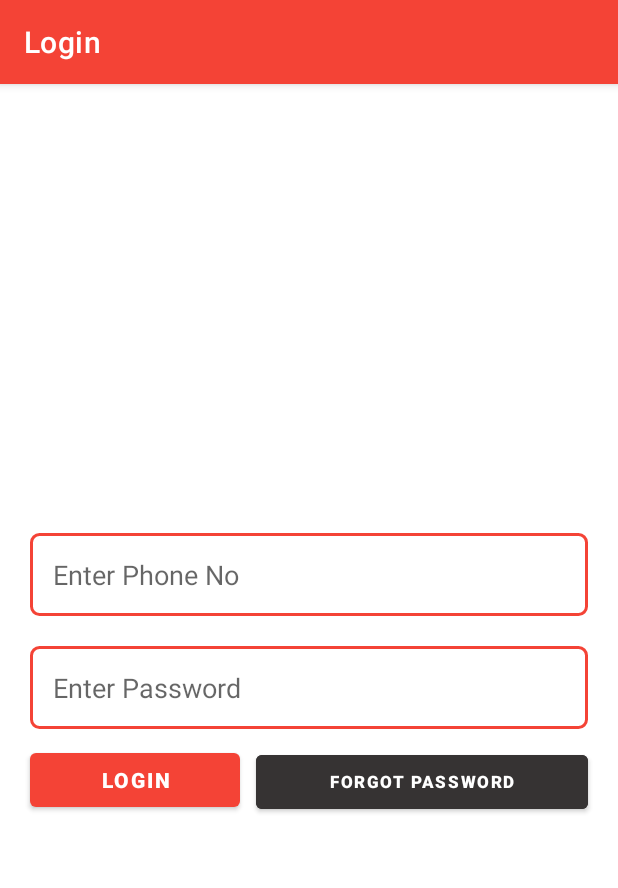
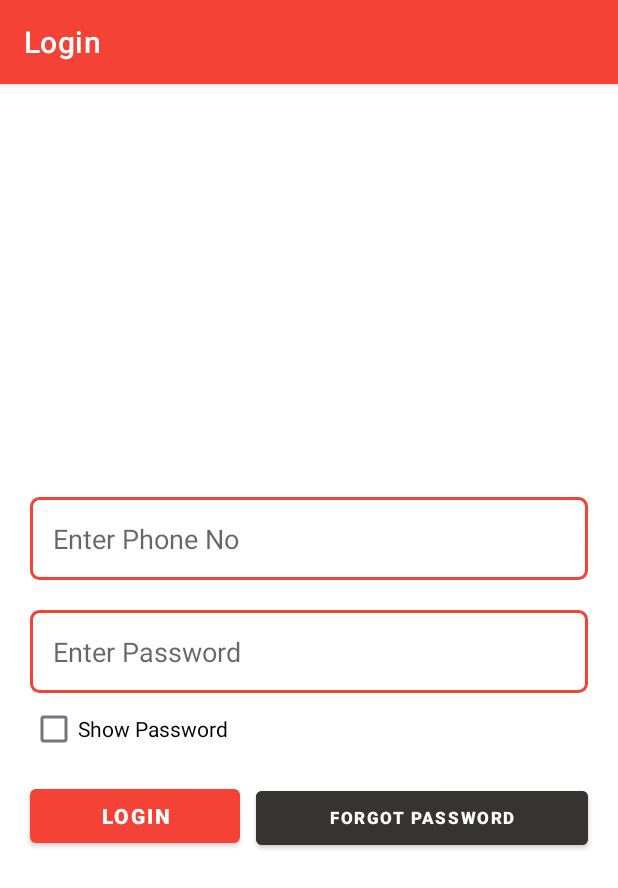
Before and after one commit to manthanb02/Mark2, an Android app: the OptionsActivity screen opened directly, with no data from a screen before it, after a tap on "LOGIN", on a phone screen of 412 x 824 dp. Shown: the top 888 px of the screen. Run offline under Robolectric (Android 15) with nearby library versions, the phone set to English and light mode, and no system bars.

Commit message:
show password added in login activity

```diff
--- a/app/src/main/java/com/example/mark1/LoginActivity.java
+++ b/app/src/main/java/com/example/mark1/LoginActivity.java
@@ -4,9 +4,19 @@ import androidx.appcompat.app.ActionBar;
 import androidx.appcompat.app.AppCompatActivity;
 
 import android.os.Bundle;
+import android.text.InputType;
+import android.widget.Button;
+import android.widget.CheckBox;
+import android.widget.EditText;
 
 public class LoginActivity extends AppCompatActivity
 {
+
+    CheckBox checkBoxShowPassword; // checkbox to show password
+    EditText editTextPhoneNo;
+    EditText editTextPassword;
+    Button buttonLogin;
+    Button buttonForgotPassword;
 
     @Override
     protected void onCreate(Bundle savedInstanceState)
@@ -14,10 +24,28 @@ public class LoginActivity extends AppCompatActivity
         super.onCreate(savedInstanceState);
         setContentView(R.layout.activity_login);
 
+        checkBoxShowPassword = findViewById(R.id.checkBoxShowPassword);
+        editTextPassword = findViewById(R.id.editTextPassword);
+
         ActionBar actionBar = getSupportActionBar();
         if(actionBar != null)
         {
             actionBar.setTitle("Login");
         }
+
+        // To show and hide the password
+        int type = editTextPassword.getInputType(); // default password type;
+
+        checkBoxShowPassword.setOnClickListener(v ->
+        {
+            if(checkBoxShowPassword.isChecked())
+            {
+                editTextPassword.setInputType(InputType.TYPE_TEXT_VARIATION_VISIBLE_PASSWORD); // visible password
+            }
+            else
+            {
+                editTextPassword.setInputType(type); // i.e password formant
+            }
+        });
     }
 }
--- a/app/src/main/java/com/example/mark1/OptionsActivity.java
+++ b/app/src/main/java/com/example/mark1/OptionsActivity.java
@@ -5,6 +5,7 @@ import androidx.appcompat.app.AppCompatActivity;
 import android.content.Intent;
 import android.os.Bundle;
 import android.widget.Button;
+import android.widget.CheckBox;
 
 public class OptionsActivity extends AppCompatActivity
 {
@@ -23,6 +24,16 @@ public class OptionsActivity extends AppCompatActivity
         buttonRegisterBuilding = findViewById(R.id.buttonRegisterBuilding);
         buttonLogin = findViewById(R.id.buttonLogin);
 
+        buttonRegisterBuilding.setOnClickListener(v ->
+        {
+
+        });
+
+        buttonEnterBuilding.setOnClickListener(v ->
+        {
+
+        });
+
         buttonLogin.setOnClickListener(v ->
         {
             intent = new Intent(OptionsActivity.this,LoginActivity.class);
--- a/app/src/main/res/layout/activity_login.xml
+++ b/app/src/main/res/layout/activity_login.xml
@@ -41,6 +41,14 @@
             android:importantForAutofill="no"
             />
 
+        <CheckBox
+            android:id="@+id/checkBoxShowPassword"
+            android:layout_width="match_parent"
+            android:layout_height="wrap_content"
+            android:layout_marginStart="20dp"
+            android:text="@string/showPassword"
+            />
+
         <LinearLayout
             android:layout_width="match_parent"
             android:layout_height="wrap_content"
--- a/app/src/main/res/values/strings.xml
+++ b/app/src/main/res/values/strings.xml
@@ -6,4 +6,5 @@
     <string name="forgotPassword">Forgot Password</string>
     <string name="enterPhoneNo">Enter Phone No</string>
     <string name="enterPassword">Enter Password</string>
+    <string name="showPassword">Show Password</string>
 </resources>
```
